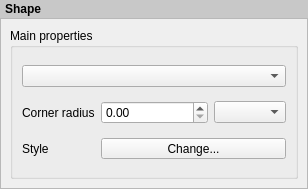
qgis/QGIS, file src/ui/layout/qgslayoutshapewidgetbase.ui: the form before one commit.
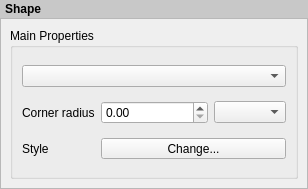
The form after the commit. Custom widgets are drawn as their Qt base class.

Patch:
```diff
--- a/src/ui/layout/qgslayoutshapewidgetbase.ui
+++ b/src/ui/layout/qgslayoutshapewidgetbase.ui
@@ -66,7 +66,7 @@
           <enum>Qt::StrongFocus</enum>
          </property>
          <property name="title">
-          <string>Main properties</string>
+          <string>Main Properties</string>
          </property>
          <property name="syncGroup" stdset="0">
           <string notr="true">composeritem</string>
```
